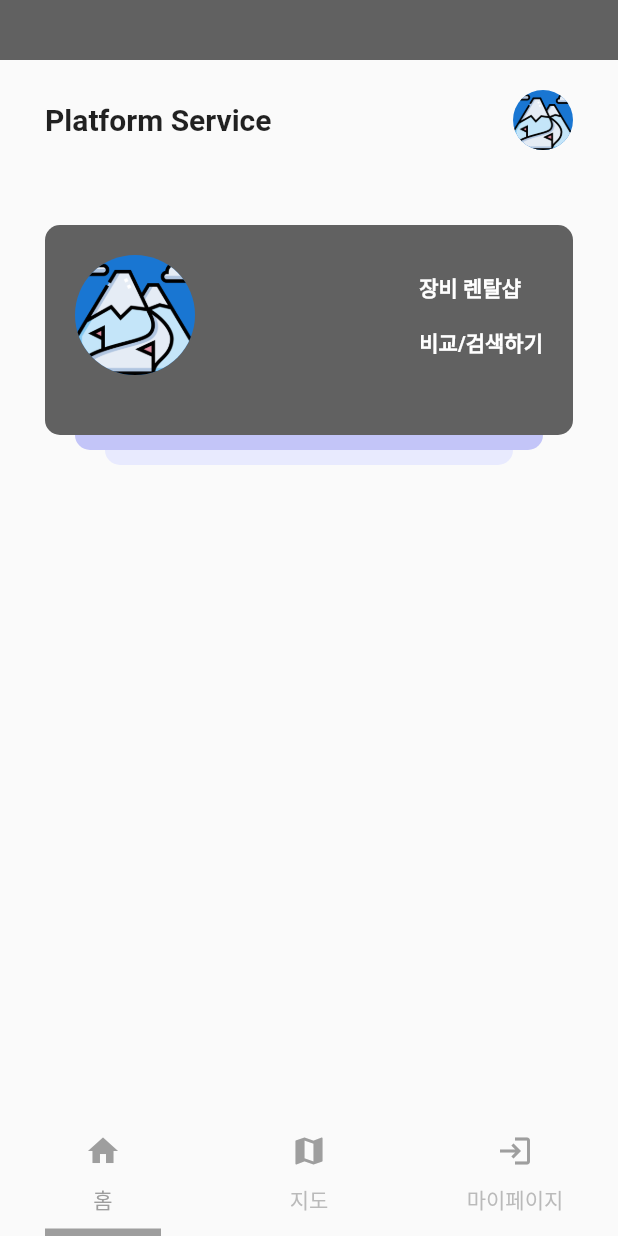
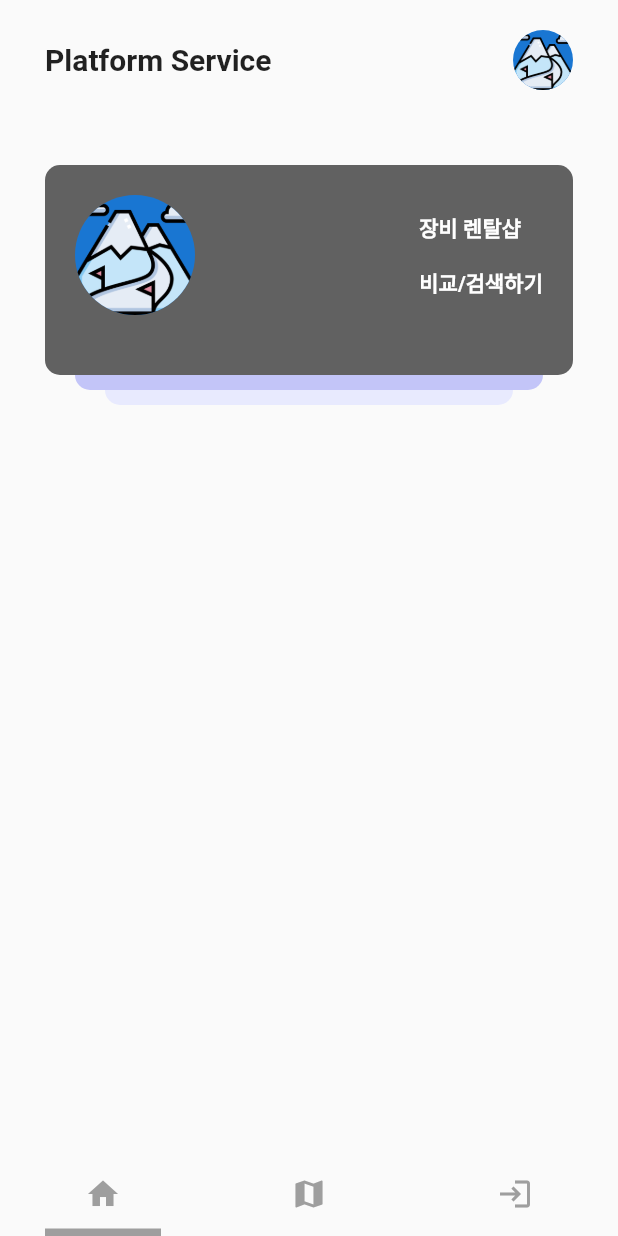
Before and after one commit to HCW-code/RentalService-App, a Flutter app: the screen it shows after launch, on a phone screen of 412 x 824 dp. Run offline on Flutter 3.47's test engine with Material 2 defaults, Android fonts, the phone set to English and light mode, and no system bars; our stand-ins replace cloud_firestore, firebase_core, flutter_map, latlong2, webview_flutter; accounts and stored records are empty.

Commit message:
Chanwoo_3/30

```diff
--- a/lib/page/cloud_firestore.dart
+++ b/lib/page/cloud_firestore.dart
@@ -17,7 +17,7 @@ class _CloudFirestoreSearchState extends State<CloudFirestoreSearch> {
   Widget build(BuildContext context) {
     return Scaffold(
       appBar: AppBar(
-        backgroundColor: Colors.grey[700],
+        backgroundColor: Colors.grey,
         elevation: 0,
         toolbarHeight: 40,
       ),
@@ -120,6 +120,7 @@ class _CloudFirestoreSearchState extends State<CloudFirestoreSearch> {
                         color: Color(MyColors.purple02),
                       ),
                     ),
+
                     const SizedBox(
                       width: 15,
                     ),
--- a/lib/page/home.dart
+++ b/lib/page/home.dart
@@ -30,22 +30,12 @@ class _HomeState extends State<Home> {
     MypageTab(),
   ];
 
-
-
-
-
-
   @override
   Widget build(BuildContext context) {
 
     return DefaultTabController(
         length: 3,
         child: Scaffold(
-          appBar: AppBar(
-            backgroundColor: Colors.grey[700],
-            elevation: 0,
-            toolbarHeight: 40,
-          ),
         body: TabBarView(
           physics: NeverScrollableScrollPhysics(),
           children: _pages.map( (page) {
@@ -63,9 +53,9 @@ class _HomeState extends State<Home> {
           labelColor: Colors.grey,
           onTap: (index) => setState(() { _currentIndex = index; }),
           tabs: const [
-            Tab( icon: Icon( Icons.home, color: Colors.grey,), text: '홈', ),
-            Tab( icon: Icon( Icons.map, color: Colors.grey,), text: '지도', ),
-            Tab( icon: Icon( Icons.login, color: Colors.grey,), text: '마이페이지', ),
+            Tab( icon: Icon( Icons.home, color: Colors.grey,)),
+            Tab( icon: Icon( Icons.map, color: Colors.grey,)),
+            Tab( icon: Icon( Icons.login, color: Colors.grey,)),
           ],
         ),
       ),
--- a/lib/page/widget/detailDoctorCard.dart
+++ b/lib/page/widget/detailDoctorCard.dart
@@ -2,8 +2,9 @@ import 'package:untitled7/utils/colors.dart';
 import 'package:flutter/material.dart';
 
 class DetailDoctorCard extends StatelessWidget {
+  final String name;
   const DetailDoctorCard({
-    Key? key,
+    Key? key, required this.name
   }) : super(key: key);
 
   @override
@@ -22,7 +23,7 @@ class DetailDoctorCard extends StatelessWidget {
                   crossAxisAlignment: CrossAxisAlignment.center,
                   children: [
                     Text(
-                      '매장명',
+                      name,
                       style: TextStyle(
                           color: Color(MyColors.header01),
                           fontWeight: FontWeight.w700),
--- a/lib/tabs/tab/scheduleTab.dart
+++ b/lib/tabs/tab/scheduleTab.dart
@@ -72,7 +72,6 @@ class _ScheduleTabState extends State<ScheduleTab> with AutomaticKeepAliveClient
             Positioned(// 검색 버튼
               top: 30,
               child: Container(
-
                 child: SearchInputButton(),
                 width: 350,
                 height: 50,
@@ -87,7 +86,7 @@ class _ScheduleTabState extends State<ScheduleTab> with AutomaticKeepAliveClient
                     onTap: (){
                       Navigator.push(context, MaterialPageRoute(
                           builder: (BuildContext context){
-                            return Card_Detail();
+                            return Card_Detail(name:list[0],number: list[2],address: list[1]);
                           }
                       ),
                       );
--- a/lib/tabs/widget/searchInput_button.dart
+++ b/lib/tabs/widget/searchInput_button.dart
@@ -5,7 +5,7 @@ import 'package:untitled7/page/cloud_firestore.dart';
 class SearchInputButton extends StatelessWidget {
 
   SearchInputButton({
-    Key? key
+    Key? key,
   }) : super(key: key);
 
   @override
```
Also changed, not shown: lib/page/card_detail.dart (+10 -3 lines), lib/page/widget/detailBody.dart (+8 -4 lines).
